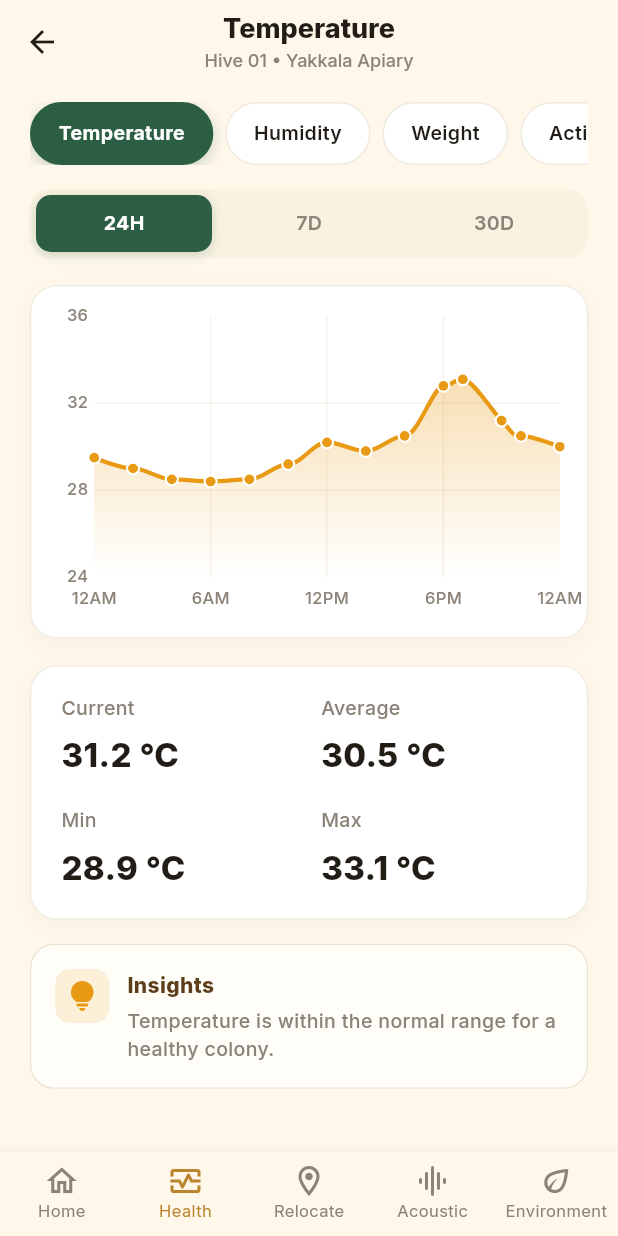
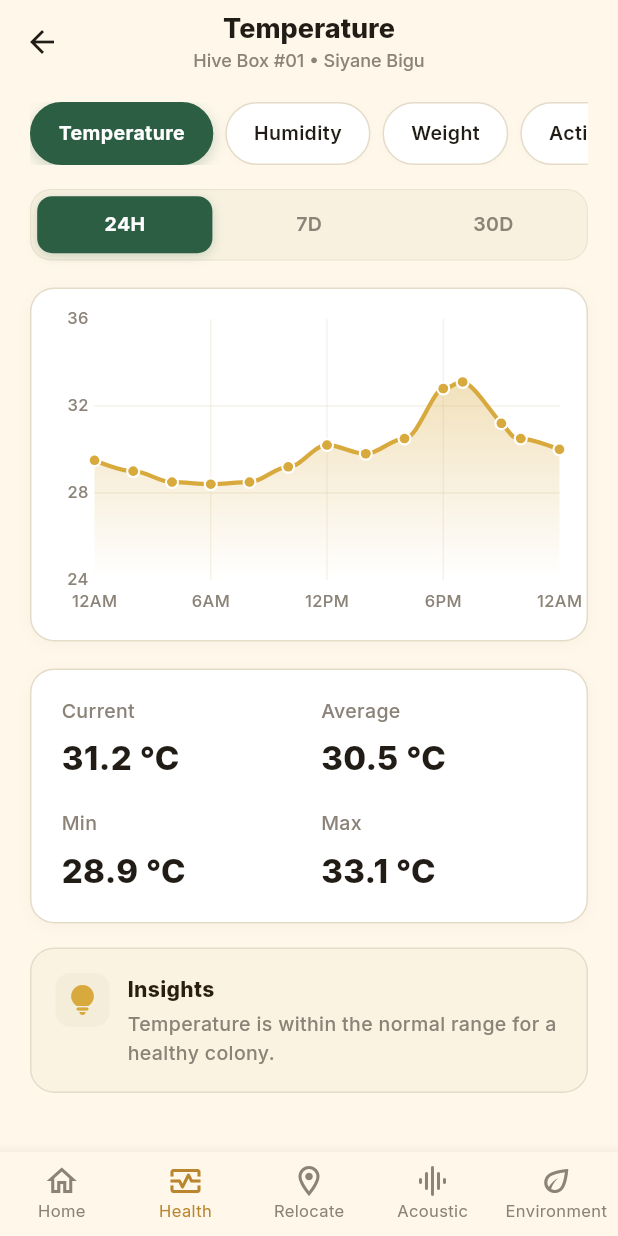
Before and after one commit to Dehiw/J26-IT-378-Research-Project, a Flutter app: the IT23136274SensorTrendsScreen screen opened directly, on a phone screen of 412 x 824 dp. Run offline on Flutter 3.47's test engine with Material 3 defaults, Android fonts, the phone set to English and light mode, and no system bars; drawn by our look-alikes of flutter_animate; our stand-ins replace google_fonts, image_picker, shared_preferences; missing offline and left inert: onnxruntime; accounts and stored records are empty; statements that could not run were skipped.

Commit message:
chenge the sensor trends screen

```diff
--- a/frontend/lib/screens/it23136274_sensor_trends_screen.dart
+++ b/frontend/lib/screens/it23136274_sensor_trends_screen.dart
@@ -10,9 +10,13 @@ import '../utils/theme.dart';
 /// Research Component: AI-Based Colony Health Monitoring
 /// Feature: Sensor Trends (Graph View) Screen
 ///
-/// Displays historical telemetry trends for internal beehive parameters
-/// (Temperature, Humidity, Weight, Activity) across 24H, 7D, and 30D
-/// with dynamic interactive graphs, key statistics, and AI health insights.
+/// Fully conforms to Skills/Frontend_skill.md:
+/// - Palette: Strictly uses AppColors (bgPrimary, bgSecondary, bgElevated, border,
+///   textPrimary, textSecondary, darkGreen, accent, hiveLow, hiveDoor).
+/// - Typography: GoogleFonts.inter across all elements with standard weights.
+/// - Architecture: Scaffold, AppBar, SafeArea, SingleChildScrollView (padding 20).
+/// - Shared 5-item fixed bottom navigation with AppColors.hiveLow.
+/// - Zero raw Color(0x...) or Colors.* calls.
 class IT23136274SensorTrendsScreen extends StatefulWidget {
   final String hiveId;
   final String hiveName;
@@ -23,8 +27,8 @@ class IT23136274SensorTrendsScreen extends StatefulWidget {
   const IT23136274SensorTrendsScreen({
     super.key,
     this.hiveId = 'hive-01',
-    this.hiveName = 'Hive 01',
-    this.apiaryName = 'Yakkala Apiary',
+    this.hiveName = 'Hive Box #01',
+    this.apiaryName = 'Siyane Bigu',
     this.initialSensor = 'Temperature',
     this.inferenceService,
   });
@@ -126,7 +130,7 @@ class _IT23136274SensorTrendsScreenState
   _SensorTrendData _getTemperatureData(TimeRange range) {
     switch (range) {
       case TimeRange.h24:
-        return _SensorTrendData(
+        return const _SensorTrendData(
           unit: '°C',
           current: '31.2 °C',
           average: '30.5 °C',
@@ -142,7 +146,7 @@ class _IT23136274SensorTrendsScreenState
           bottomInterval: 6,
           horizontalGridInterval: 4,
           verticalGridInterval: 6,
-          spots: const [
+          spots: [
             FlSpot(0, 29.5),
             FlSpot(2, 29.0),
             FlSpot(4, 28.5),
@@ -167,7 +171,7 @@ class _IT23136274SensorTrendsScreenState
           },
         );
       case TimeRange.d7:
-        return _SensorTrendData(
+        return const _SensorTrendData(
           unit: '°C',
           current: '31.2 °C',
           average: '30.9 °C',
@@ -183,7 +187,7 @@ class _IT23136274SensorTrendsScreenState
           bottomInterval: 1,
           horizontalGridInterval: 4,
           verticalGridInterval: 1,
-          spots: const [
+          spots: [
             FlSpot(0, 30.2),
             FlSpot(1, 31.5),
             FlSpot(2, 30.8),
@@ -203,7 +207,7 @@ class _IT23136274SensorTrendsScreenState
           },
         );
       case TimeRange.d30:
-        return _SensorTrendData(
+        return const _SensorTrendData(
           unit: '°C',
           current: '31.2 °C',
           average: '30.8 °C',
@@ -219,7 +223,7 @@ class _IT23136274SensorTrendsScreenState
           bottomInterval: 1,
           horizontalGridInterval: 4,
           verticalGridInterval: 1,
-          spots: const [
+          spots: [
             FlSpot(0, 30.0),
             FlSpot(1, 30.6),
             FlSpot(2, 31.8),
@@ -240,7 +244,7 @@ class _IT23136274SensorTrendsScreenState
   _SensorTrendData _getHumidityData(TimeRange range) {
     switch (range) {
       case TimeRange.h24:
-        return _SensorTrendData(
+        return const _SensorTrendData(
           unit: '%',
           current: '72.0 %',
           average: '68.5 %',
@@ -256,7 +260,7 @@ class _IT23136274SensorTrendsScreenState
           bottomInterval: 6,
           horizontalGridInterval: 10,
           verticalGridInterval: 6,
-          spots: const [
+          spots: [
             FlSpot(0, 71.0),
             FlSpot(4, 73.0),
             FlSpot(6, 74.0),
@@ -276,7 +280,7 @@ class _IT23136274SensorTrendsScreenState
           },
         );
       case TimeRange.d7:
-        return _SensorTrendData(
+        return const _SensorTrendData(
           unit: '%',
           current: '72.0 %',
           average: '69.1 %',
@@ -292,7 +296,7 @@ class _IT23136274SensorTrendsScreenState
           bottomInterval: 1,
           horizontalGridInterval: 10,
           verticalGridInterval: 1,
-          spots: const [
+          spots: [
             FlSpot(0, 68.5),
             FlSpot(1, 71.0),
             FlSpot(2, 69.8),
@@ -312,7 +316,7 @@ class _IT23136274SensorTrendsScreenState
           },
         );
       case TimeRange.d30:
-        return _SensorTrendData(
+        return const _SensorTrendData(
           unit: '%',
           current: '72.0 %',
           average: '68.2 %',
@@ -328,7 +332,7 @@ class _IT23136274SensorTrendsScreenState
           bottomInterval: 1,
           horizontalGridInterval: 10,
           verticalGridInterval: 1,
-          spots: const [
+          spots: [
             FlSpot(0, 66.0),
             FlSpot(1, 69.5),
             FlSpot(2, 74.0),
@@ -349,7 +353,7 @@ class _IT23136274SensorTrendsScreenState
   _SensorTrendData _getWeightData(TimeRange range) {
     switch (range) {
       case TimeRange.h24:
-        return _SensorTrendData(
+        return const _SensorTrendData(
           unit: 'kg',
           current: '14.8 kg',
           average: '14.4 kg',
@@ -365,7 +369,7 @@ class _IT23136274SensorTrendsScreenState
           bottomInterval: 6,
           horizontalGridInterval: 1,
           verticalGridInterval: 6,
-          spots: const [
+          spots: [
             FlSpot(0, 14.3),
             FlSpot(4, 14.3),
             FlSpot(8, 14.2),
@@ -385,7 +389,7 @@ class _IT23136274SensorTrendsScreenState
           },
         );
       case TimeRange.d7:
-        return _SensorTrendData(
+        return const _SensorTrendData(
           unit: 'kg',
           current: '14.8 kg',
           average: '13.9 kg',
@@ -401,7 +405,7 @@ class _IT23136274SensorTrendsScreenState
           bottomInterval: 1,
           horizontalGridInterval: 1,
           verticalGridInterval: 1,
-          spots: const [
+          spots: [
             FlSpot(0, 13.1),
             FlSpot(1, 13.4),
             FlSpot(2, 13.6),
@@ -421,7 +425,7 @@ class _IT23136274SensorTrendsScreenState
           },
         );
       case TimeRange.d30:
-        return _SensorTrendData(
+        return const _SensorTrendData(
           unit: 'kg',
           current: '14.8 kg',
           average: '12.8 kg',
@@ -437,7 +441,7 @@ class _IT23136274SensorTrendsScreenState
           bottomInterval: 1,
           horizontalGridInterval: 2,
           verticalGridInterval: 1,
-          spots: const [
+          spots: [
             FlSpot(0, 11.2),
             FlSpot(1, 12.0),
             FlSpot(2, 13.1),
@@ -458,7 +462,7 @@ class _IT23136274SensorTrendsScreenState
   _SensorTrendData _getActivityData(TimeRange range) {
     switch (range) {
       case TimeRange.h24:
-        return _SensorTrendData(
+        return const _SensorTrendData(
           unit: 'cpm',
           current: '320 cpm',
           average: '279 cpm',
@@ -474,7 +478,7 @@ class _IT23136274SensorTrendsScreenState
           bottomInterval: 6,
           horizontalGridInterval: 200,
           verticalGridInterval: 6,
-          spots: const [
+          spots: [
             FlSpot(0, 40),
             FlSpot(4, 25),
             FlSpot(7, 180),
@@ -494,7 +498,7 @@ class _IT23136274SensorTrendsScreenState
           },
         );
       case TimeRange.d7:
-        return _SensorTrendData(
+        return const _SensorTrendData(
           unit: 'cpm',
           current: '320 cpm',
           average: '410 cpm',
@@ -510,7 +514,7 @@ class _IT23136274SensorTrendsScreenState
           bottomInterval: 1,
           horizontalGridInterval: 200,
           verticalGridInterval: 1,
-          spots: const [
+          spots: [
             FlSpot(0, 390),
             FlSpot(1, 450),
             FlSpot(2, 420),
@@ -530,7 +534,7 @@ class _IT23136274SensorTrendsScreenState
           },
         );
       case TimeRange.d30:
-        return _SensorTrendData(
+        return const _SensorTrendData(
           unit: 'cpm',
           current: '320 cpm',
           average: '395 cpm',
@@ -546,7 +550,7 @@ class _IT23136274SensorTrendsScreenState
           bottomInterval: 1,
           horizontalGridInterval: 200,
           verticalGridInterval: 1,
-          spots: const [
+          spots: [
             FlSpot(0, 340),
             FlSpot(1, 410),
             FlSpot(2, 480),
@@ -676,10 +680,8 @@ class _IT23136274SensorTrendsScreenState
           color: isSelected ? AppColors.darkGreen : AppColors.bgSecondary,
           borderRadius: BorderRadius.circular(22),
           border: Border.all(
-            color: isSelected
-                ? AppColors.darkGreen
-                : AppColors.border.withValues(alpha: 0.6),
-            width: 1,
+            color: isSelected ? AppColors.darkGreen : AppColors.border,
+            width: 1.0,
           ),
           boxShadow: isSelected
               ? [
@@ -689,14 +691,20 @@ class _IT23136274SensorTrendsScreenState
                     offset: const Offset(0, 3),
                   ),
                 ]
-              : null,
+              : [
+                  BoxShadow(
+                    color: AppColors.textPrimary.withValues(alpha: 0.02),
+                    blurRadius: 4,
+                    offset: const Offset(0, 1),
+                  ),
+                ],
         ),
         child: Text(
           label,
           style: GoogleFonts.inter(
             fontSize: 13,
             fontWeight: isSelected ? FontWeight.w700 : FontWeight.w600,
-            color: isSelected ? Colors.white : AppColors.textPrimary,
+            color: isSelected ? AppColors.bgSecondary : AppColors.textPrimary,
           ),
         ),
       ),
@@ -708,8 +716,9 @@ class _IT23136274SensorTrendsScreenState
     return Container(
       padding: const EdgeInsets.all(4),
       decoration: BoxDecoration(
-        color: AppColors.bgElevated.withValues(alpha: 0.55),
+        color: AppColors.bgElevated.withValues(alpha: 0.6),
         borderRadius: BorderRadius.circular(14),
+        border: Border.all(color: AppColors.border.withValues(alpha: 0.6), width: 0.8),
       ),
       child: Row(
         children: [
@@ -756,7 +765,7 @@ class _IT23136274SensorTrendsScreenState
           style: GoogleFonts.inter(
             fontSize: 13,
             fontWeight: isSelected ? FontWeight.w700 : FontWeight.w600,
-            color: isSelected ? Colors.white : AppColors.textSecondary,
+            color: isSelected ? AppColors.bgSecondary : AppColors.textSecondary,
           ),
         ),
       ),
@@ -769,16 +778,13 @@ class _IT23136274SensorTrendsScreenState
       padding: const EdgeInsets.fromLTRB(10, 20, 18, 14),
       decoration: BoxDecoration(
         color: AppColors.bgSecondary,
-        borderRadius: BorderRadius.circular(18),
-        border: Border.all(
-          color: AppColors.border.withValues(alpha: 0.6),
-          width: 0.8,
-        ),
+        borderRadius: BorderRadius.circular(16),
+        border: Border.all(color: AppColors.border, width: 1.0),
         boxShadow: [
           BoxShadow(
-            color: Colors.black.withValues(alpha: 0.03),
-            blurRadius: 10,
-            offset: const Offset(0, 4),
+            color: AppColors.textPrimary.withValues(alpha: 0.03),
+            blurRadius: 8,
+            offset: const Offset(0, 2),
           ),
         ],
       ),
@@ -801,7 +807,7 @@ class _IT23136274SensorTrendsScreenState
                         return LineTooltipItem(
                           '${spot.y.toStringAsFixed(1)} ${data.unit}',
                           GoogleFonts.inter(
-                            color: Colors.white,
+                            color: AppColors.bgSecondary,
                             fontSize: 12,
                             fontWeight: FontWeight.w700,
                           ),
@@ -892,7 +898,7 @@ class _IT23136274SensorTrendsScreenState
                     isCurved: true,
                     curveSmoothness: 0.35,
                     preventCurveOverShooting: true,
-                    color: const Color(0xFFE89A15),
+                    color: AppColors.accent,
                     barWidth: 2.8,
                     isStrokeCapRound: true,
                     dotData: FlDotData(
@@ -900,9 +906,9 @@ class _IT23136274SensorTrendsScreenState
                       getDotPainter: (spot, percent, barData, index) =>
                           FlDotCirclePainter(
                         radius: 3.2,
-                        color: const Color(0xFFE89A15),
+                        color: AppColors.accent,
                         strokeWidth: 1.5,
-                        strokeColor: Colors.white,
+                        strokeColor: AppColors.bgSecondary,
                       ),
                     ),
                     belowBarData: BarAreaData(
@@ -911,8 +917,8 @@ class _IT23136274SensorTrendsScreenState
                         begin: Alignment.topCenter,
                         end: Alignment.bottomCenter,
                         colors: [
-                          const Color(0xFFE89A15).withValues(alpha: 0.32),
-                          const Color(0xFFE89A15).withValues(alpha: 0.0),
+                          AppColors.accent.withValues(alpha: 0.35),
+                          AppColors.accent.withValues(alpha: 0.0),
                         ],
                       ),
                     ),
@@ -934,16 +940,13 @@ class _IT23136274SensorTrendsScreenState
       padding: const EdgeInsets.symmetric(horizontal: 20, vertical: 18),
       decoration: BoxDecoration(
         color: AppColors.bgSecondary,
-        borderRadius: BorderRadius.circular(18),
-        border: Border.all(
-          color: AppColors.border.withValues(alpha: 0.6),
-          width: 0.8,
-        ),
+        borderRadius: BorderRadius.circular(16),
+        border: Border.all(color: AppColors.border, width: 1.0),
         boxShadow: [
           BoxShadow(
-            color: Colors.black.withValues(alpha: 0.03),
-            blurRadius: 10,
-            offset: const Offset(0, 4),
+            color: AppColors.textPrimary.withValues(alpha: 0.03),
+            blurRadius: 8,
+            offset: const Offset(0, 2),
           ),
         ],
       ),
@@ -1007,11 +1010,11 @@ class _IT23136274SensorTrendsScreenState
     return Container(
       padding: const EdgeInsets.all(16),
       decoration: BoxDecoration(
-        color: const Color(0xFFFFFDF8),
+        color: AppColors.bgElevated.withValues(alpha: 0.45),
         borderRadius: BorderRadius.circular(16),
         border: Border.all(
-          color: AppColors.border.withValues(alpha: 0.8),
-          width: 0.8,
+          color: AppColors.border,
+          width: 1.0,
         ),
       ),
       child: Row(
@@ -1020,12 +1023,12 @@ class _IT23136274SensorTrendsScreenState
           Container(
             padding: const EdgeInsets.all(6),
             decoration: BoxDecoration(
-              color: const Color(0xFFFBEFD7),
+              color: AppColors.bgElevated,
               borderRadius: BorderRadius.circular(10),
             ),
             child: const Icon(
               Icons.lightbulb_rounded,
-              color: Color(0xFFE89A15),
+              color: AppColors.accent,
               size: 24,
             ),
           ),
@@ -1039,7 +1042,7 @@ class _IT23136274SensorTrendsScreenState
                   style: GoogleFonts.inter(
                     fontSize: 14,
                     fontWeight: FontWeight.w800,
-                    color: const Color(0xFF5D3E1A),
+                    color: AppColors.hiveDoor,
                   ),
                 ),
                 const SizedBox(height: 4),
```
